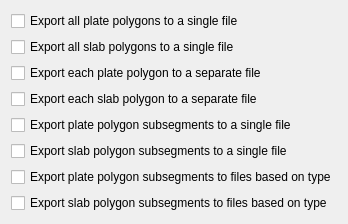
First picture: the form in src/qt-widgets/ExportResolvedTopologicalBoundaryOptionsWidgetUi.ui, repository GPlates/GPlates, before the edit.
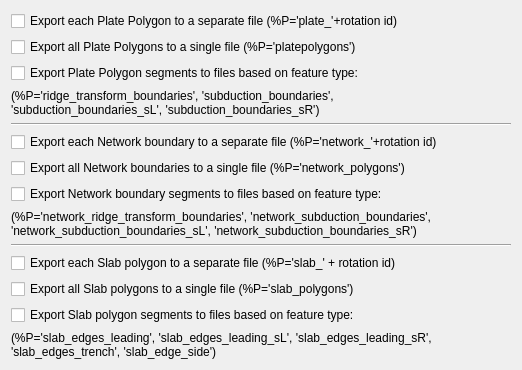
Second picture: the form after the edit.

What changed in the file:
```diff
--- a/src/qt-widgets/ExportResolvedTopologicalBoundaryOptionsWidgetUi.ui
+++ b/src/qt-widgets/ExportResolvedTopologicalBoundaryOptionsWidgetUi.ui
@@ -1,12 +1,12 @@
 <ui version="4.0" >
  <class>ExportResolvedTopologicalBoundaryOptionsWidget</class>
- <widget class="QWidget" name="ExportResolvedTopologicalBoundaryOptionsWidget" >
-  <property name="geometry" >
+ <widget class="QWidget" name="ExportResolvedTopologicalBoundaryOptionsWidget">
+  <property name="geometry">
    <rect>
     <x>0</x>
     <y>0</y>
-    <width>345</width>
-    <height>210</height>
+    <width>522</width>
+    <height>365</height>
    </rect>
   </property>
   <property name="windowTitle" >
@@ -14,58 +14,103 @@
   </property>
   <layout class="QVBoxLayout" name="verticalLayout" >
    <item>
-    <widget class="QCheckBox" name="checkBox_export_all_plate_polygons_to_single_file" >
-     <property name="text" >
-      <string>Export all plate polygons to a single file</string>
+    <widget class="QCheckBox" name="checkBox_export_individual_plate_polygon_files">
+     <property name="text">
+      <string>Export each Plate Polygon to a separate file (%P='plate_'+rotation id)</string>
      </property>
     </widget>
    </item>
    <item>
-    <widget class="QCheckBox" name="checkBox_export_all_slab_polygons_to_single_file" >
-     <property name="text" >
-      <string>Export all slab polygons to a single file</string>
+    <widget class="QCheckBox" name="checkBox_export_all_plate_polygons_to_single_file">
+     <property name="text">
+      <string>Export all Plate Polygons to a single file (%P='platepolygons')</string>
      </property>
     </widget>
    </item>
    <item>
-    <widget class="QCheckBox" name="checkBox_export_individual_plate_polygon_files" >
-     <property name="text" >
-      <string>Export each plate polygon to a separate file</string>
+    <widget class="QCheckBox" name="checkBox_export_plate_polygon_subsegments_to_type_files">
+     <property name="text">
+      <string>Export Plate Polygon segments to files based on feature type:</string>
      </property>
     </widget>
    </item>
    <item>
-    <widget class="QCheckBox" name="checkBox_export_individual_slab_polygon_files" >
-     <property name="text" >
-      <string>Export each slab polygon to a separate file</string>
+    <widget class="QLabel" name="label_3">
+     <property name="text">
+      <string>(%P='ridge_transform_boundaries', 'subduction_boundaries',
+'subduction_boundaries_sL', 'subduction_boundaries_sR')</string>
      </property>
     </widget>
    </item>
    <item>
-    <widget class="QCheckBox" name="checkBox_export_plate_polygon_subsegments_to_single_file" >
-     <property name="text" >
-      <string>Export plate polygon subsegments to a single file</string>
+    <widget class="Line" name="line">
+     <property name="orientation">
+      <enum>Qt::Horizontal</enum>
      </property>
     </widget>
    </item>
    <item>
-    <widget class="QCheckBox" name="checkBox_export_slab_polygon_subsegments_to_single_file" >
-     <property name="text" >
-      <string>Export slab polygon subsegments to a single file</string>
+    <widget class="QCheckBox" name="checkBox_export_individual_network_polygon_files">
+     <property name="text">
+      <string>Export each Network boundary to a separate file (%P='network_'+rotation id)</string>
      </property>
     </widget>
    </item>
    <item>
-    <widget class="QCheckBox" name="checkBox_export_plate_polygon_subsegments_to_type_files" >
-     <property name="text" >
-      <string>Export plate polygon subsegments to files based on type</string>
+    <widget class="QCheckBox" name="checkBox_export_all_network_polygons_to_single_file">
+     <property name="text">
+      <string>Export all Network boundaries to a single file (%P='network_polygons')</string>
      </property>
     </widget>
    </item>
    <item>
-    <widget class="QCheckBox" name="checkBox_export_slab_polygon_subsegments_to_type_files" >
-     <property name="text" >
-      <string>Export slab polygon subsegments to files based on type</string>
+    <widget class="QCheckBox" name="checkBox_export_network_polygon_subsegments_to_type_files">
+     <property name="text">
+      <string>Export Network boundary segments to files based on feature type:</string>
+     </property>
+    </widget>
+   </item>
+   <item>
+    <widget class="QLabel" name="label_2">
+     <property name="text">
+      <string>(%P='network_ridge_transform_boundaries', 'network_subduction_boundaries',
+'network_subduction_boundaries_sL', 'network_subduction_boundaries_sR')</string>
+     </property>
+    </widget>
+   </item>
+   <item>
+    <widget class="Line" name="line_3">
+     <property name="orientation">
+      <enum>Qt::Horizontal</enum>
+     </property>
+    </widget>
+   </item>
+   <item>
+    <widget class="QCheckBox" name="checkBox_export_individual_slab_polygon_files">
+     <property name="text">
+      <string>Export each Slab polygon to a separate file (%P='slab_' + rotation id)</string>
+     </property>
+    </widget>
+   </item>
+   <item>
+    <widget class="QCheckBox" name="checkBox_export_all_slab_polygons_to_single_file">
+     <property name="text">
+      <string>Export all Slab polygons to a single file (%P='slab_polygons')</string>
+     </property>
+    </widget>
+   </item>
+   <item>
+    <widget class="QCheckBox" name="checkBox_export_slab_polygon_subsegments_to_type_files">
+     <property name="text">
+      <string>Export Slab polygon segments to files based on feature type:</string>
+     </property>
+    </widget>
+   </item>
+   <item>
+    <widget class="QLabel" name="label_4">
+     <property name="text">
+      <string>(%P='slab_edges_leading', 'slab_edges_leading_sL', 'slab_edges_leading_sR',
+'slab_edges_trench', 'slab_edge_side')</string>
      </property>
     </widget>
    </item>
```
Left out of the diff: 7 changed lines with no effect on the pictures.
